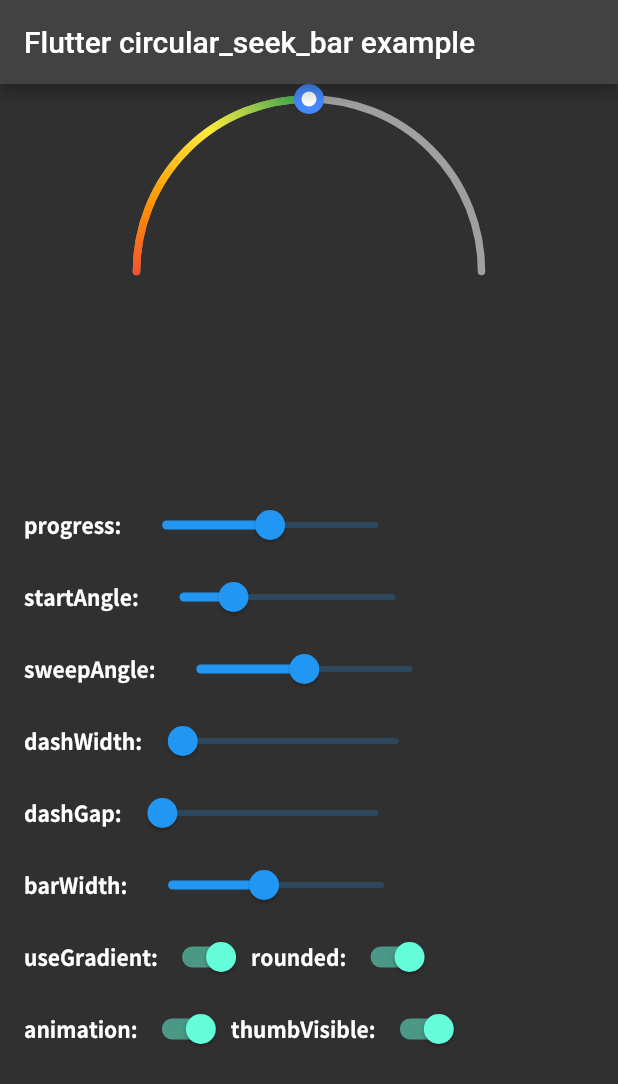
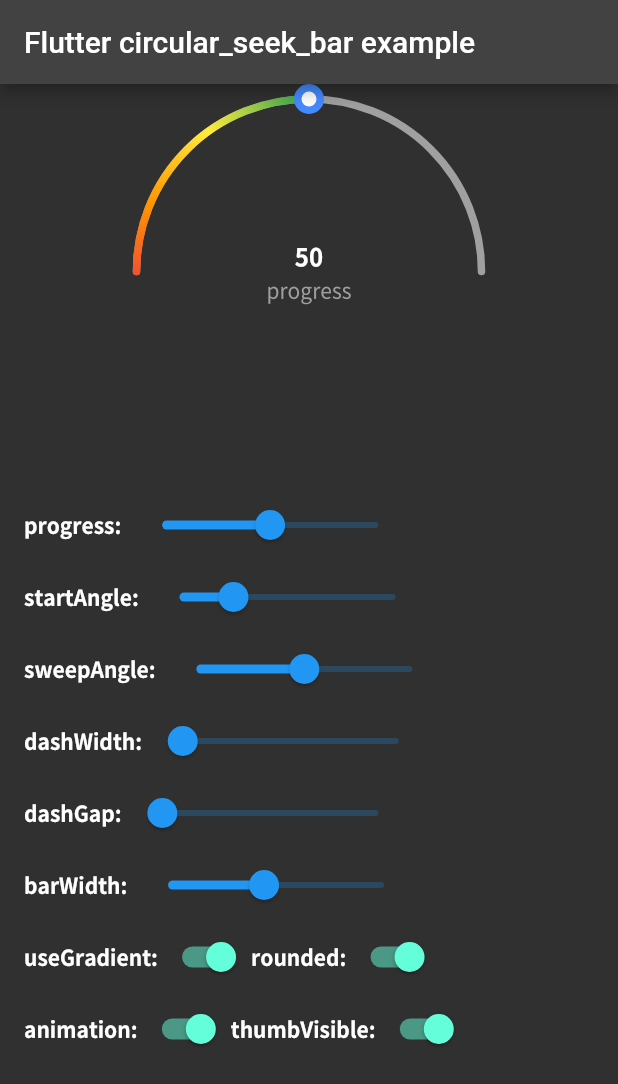
Before and after one commit to seosh817/circular_seek_bar, a Flutter app: the screen it shows after launch, on a phone screen of 412 x 824 dp. Shown: the top 1084 px of the screen. Run offline on Flutter 3.47's test engine with Material 2 defaults, Android fonts, the phone set to English and light mode, and no system bars.

Commit message:
Add valueNotifier and child widget to example app

```diff
--- a/example/lib/main.dart
+++ b/example/lib/main.dart
@@ -30,6 +30,8 @@ class CircularSeekBarExamplePage extends StatefulWidget {
 }
 
 class _CircularSeekBarExamplePageState extends State<CircularSeekBarExamplePage> {
+  final ValueNotifier<double> _valueNotifier = ValueNotifier(0);
+
   double _progress = 50;
   double _startAngle = 90;
   double _sweepAngle = 180;
@@ -41,6 +43,11 @@ class _CircularSeekBarExamplePageState extends State<CircularSeekBarExamplePage>
   bool _animation = true;
   bool _thumbVisible = true;
 
+  @override
+  void dispose() {
+    _valueNotifier.dispose();
+    super.dispose();
+  }
 
   @override
   Widget build(BuildContext context) {
@@ -68,6 +75,25 @@ class _CircularSeekBarExamplePageState extends State<CircularSeekBarExamplePage>
               innerThumbStrokeWidth: _thumbVisible ? 3 : 0,
               outerThumbRadius: _thumbVisible ? 5 : 0,
               outerThumbStrokeWidth: _thumbVisible ? 10 : 0,
+              valueNotifier: _valueNotifier,
+              child: Center(
+                child: ValueListenableBuilder(
+                    valueListenable: _valueNotifier,
+                    builder: (_, double value, __) => Column(
+                      mainAxisSize: MainAxisSize.min,
+                      children: [
+                        Text(
+                          '${value.round()}',
+                            style: kNotoSansBold16.copyWith(color: Colors.white)
+                        ),
+                        Text(
+                          'progress',
+                          style: kNotoSansRegular14.copyWith(color: Colors.grey)
+                        ),
+                      ],
+                    )
+                ),
+              ),
             ),
             const SizedBox(
               height: 20,
```
